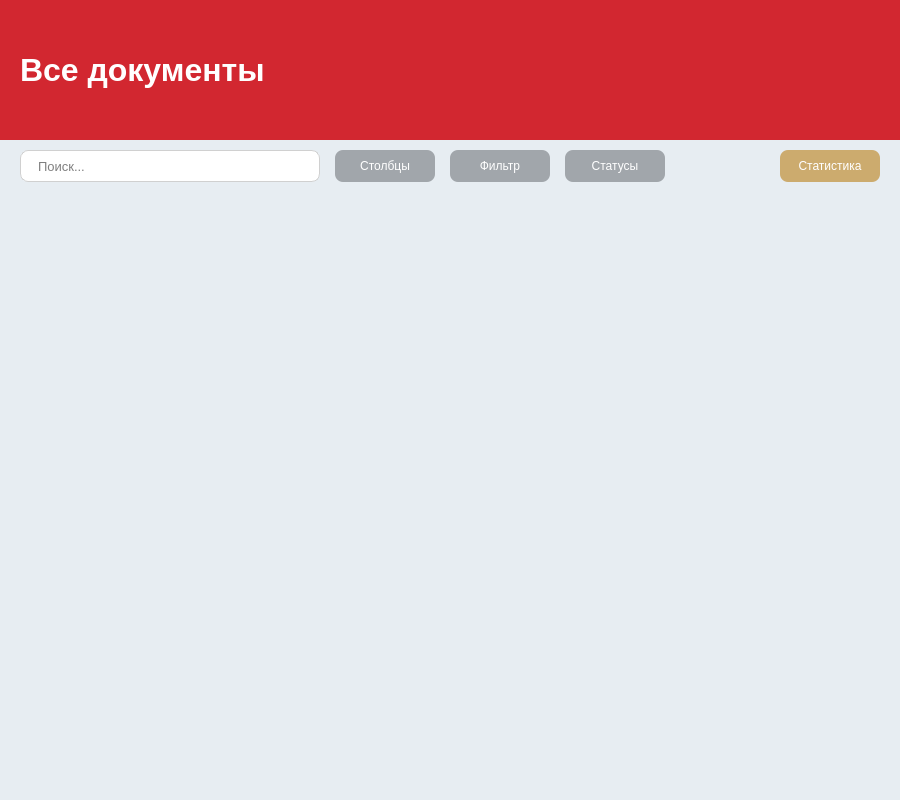
This is client/ui/documents/table/documents_panel.ui in lerakaplich/Documents as Qt 5 draws it before an edit. The edited form follows.
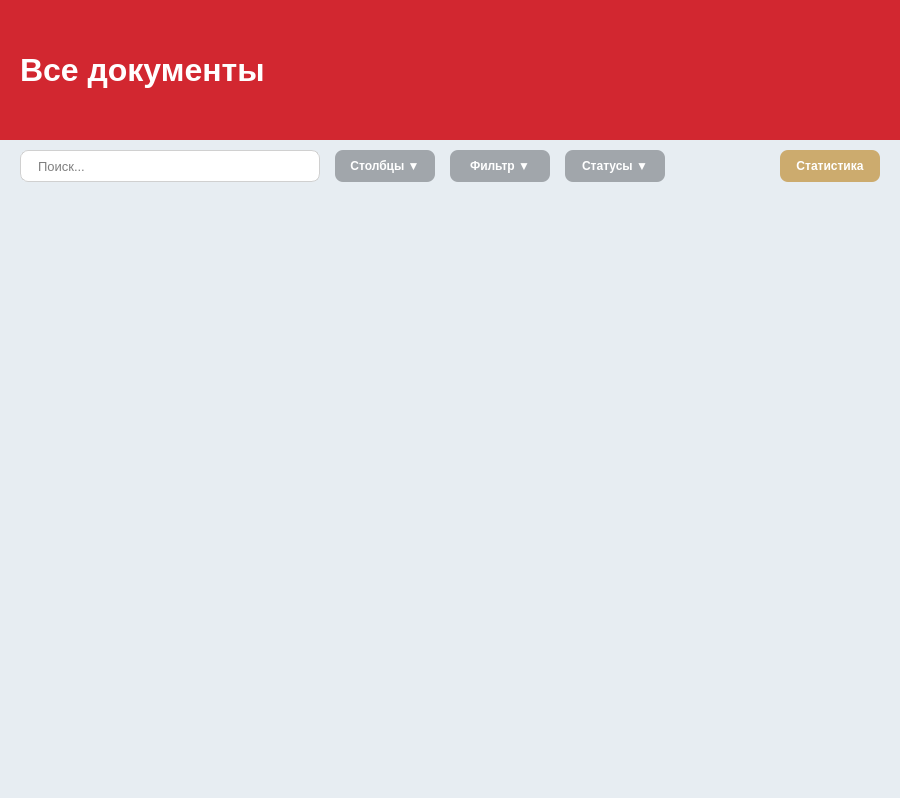
This is the edited form.

Diff of the .ui file:
```diff
--- a/client/ui/documents/table/documents_panel.ui
+++ b/client/ui/documents/table/documents_panel.ui
@@ -7,7 +7,7 @@
     <x>0</x>
     <y>0</y>
     <width>900</width>
-    <height>800</height>
+    <height>798</height>
    </rect>
   </property>
   <property name="windowTitle">
@@ -179,7 +179,7 @@
          <string notr="true">QPushButton {
     background-color: #A1A6AB;
     border-radius: 8px;
-    font-weight: normal;
+    font-weight: bold;
     color: white;
 }
 QPushButton:hover {
@@ -187,7 +187,7 @@
 }</string>
         </property>
         <property name="text">
-         <string>Столбцы</string>
+         <string>Столбцы ▼</string>
         </property>
        </widget>
       </item>
@@ -209,7 +209,7 @@
          <string notr="true">QPushButton {
     background-color: #A1A6AB;
     border-radius: 8px;
-    font-weight: normal;
+    font-weight: bold;
     color: white;
 }
 QPushButton:hover {
@@ -217,7 +217,7 @@
 }</string>
         </property>
         <property name="text">
-         <string>Фильтр</string>
+         <string>Фильтр ▼</string>
         </property>
        </widget>
       </item>
@@ -239,7 +239,7 @@
          <string notr="true">QPushButton {
     background-color: #A1A6AB;
     border-radius: 8px;
-    font-weight: normal;
+    font-weight: bold;
     color: white;
 }
 QPushButton:hover {
@@ -247,7 +247,7 @@
 }</string>
         </property>
         <property name="text">
-         <string>Статусы</string>
+         <string>Статусы ▼</string>
         </property>
        </widget>
       </item>
@@ -282,7 +282,7 @@
          <string notr="true">QPushButton {
     background-color: #ccab6e;
     border-radius: 8px;
-    font-weight: normal;
+    font-weight: bold;
     color: white;
 }
 QPushButton:hover {
```
Left out of the diff: 15 changed lines with no effect on the pictures.
